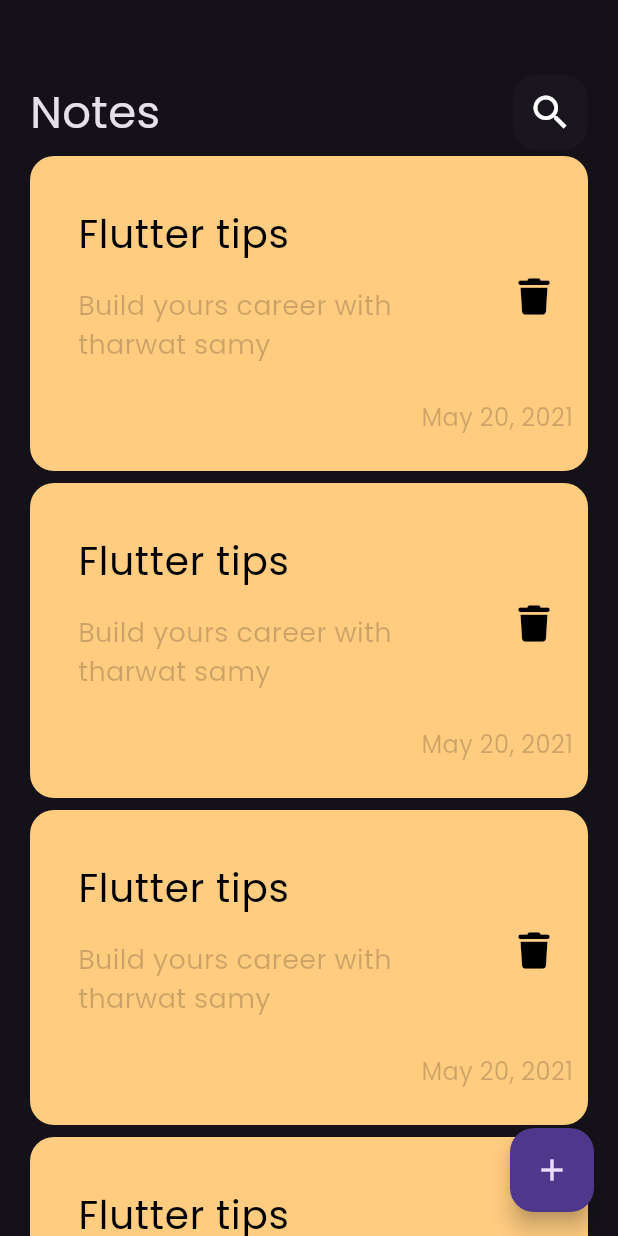
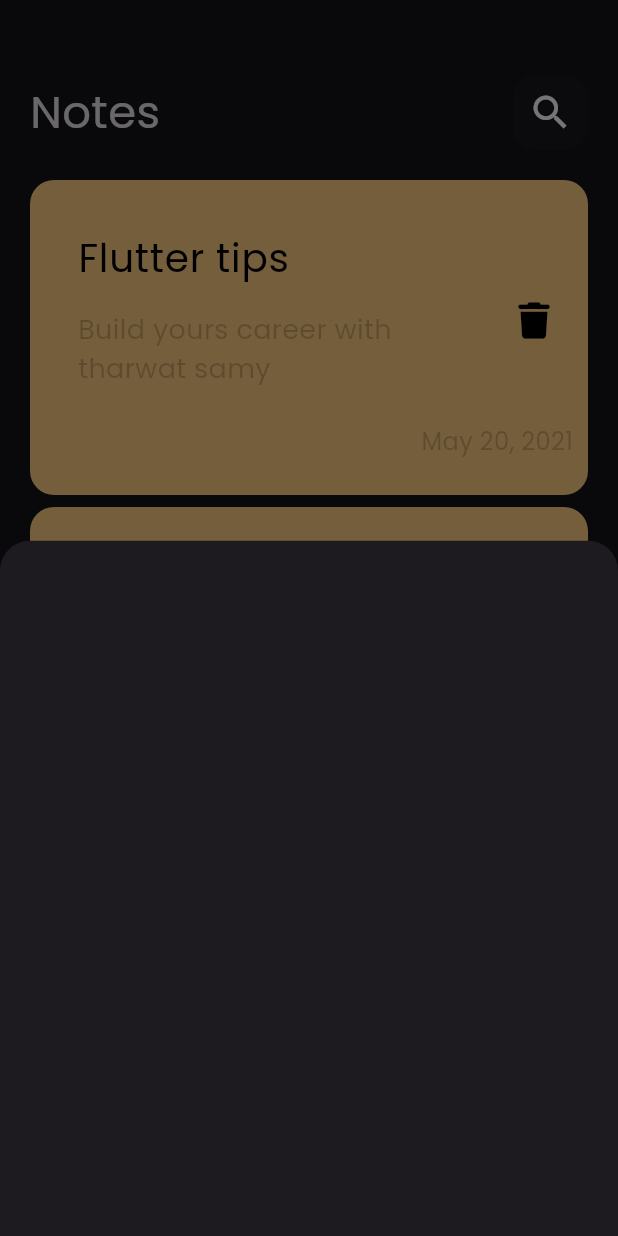
Before and after one commit to A7medkatheer/notes_app, a Flutter app: the screen it shows after launch, after a tap on the "add" icon, on a phone screen of 412 x 824 dp. Run offline on Flutter 3.47's test engine with Material 3 defaults, Android fonts, the phone set to English and light mode, and no system bars; our stand-ins replace font_awesome_flutter.

Commit message:
add notes botton sheet

```diff
--- a/lib/views/notes_view.dart
+++ b/lib/views/notes_view.dart
@@ -1,4 +1,5 @@
 import 'package:flutter/material.dart';
+import 'package:notes_app/views/widgets/add_notes_botton_sheet.dart';
 import 'package:notes_app/views/widgets/notes_view_body.dart';
 
 class NotesView extends StatelessWidget {
@@ -8,7 +9,17 @@ class NotesView extends StatelessWidget {
   Widget build(BuildContext context) {
     return Scaffold(
       floatingActionButton: FloatingActionButton(
-        onPressed: () {},
+        onPressed: () {
+          showModalBottomSheet(
+              shape: const RoundedRectangleBorder(
+                borderRadius: BorderRadius.only(
+                  topLeft: Radius.circular(20),
+                  topRight: Radius.circular(20),
+                ),
+              ),
+              context: context,
+              builder: (context) => const AddNotesBottonSheet());
+        },
         child: const Icon(Icons.add),
       ),
       body: const NotesViewBody(),
--- /dev/null
+++ b/lib/views/widgets/add_notes_botton_sheet.dart
@@ -0,0 +1,10 @@
+import 'package:flutter/material.dart';
+
+class AddNotesBottonSheet extends StatelessWidget {
+  const AddNotesBottonSheet({super.key});
+
+  @override
+  Widget build(BuildContext context) {
+    return Container();
+  }
+}
--- a/lib/views/widgets/notes_list_view.dart
+++ b/lib/views/widgets/notes_list_view.dart
@@ -6,7 +6,10 @@ class NotesListView extends StatelessWidget {
 
   @override
   Widget build(BuildContext context) {
-    return ListView.builder(
+    return Padding(
+      padding: const EdgeInsets.symmetric(vertical: 16),
+      child: ListView.builder(
+        padding: EdgeInsets.zero,
         itemBuilder: (context, index) {
           return const Padding(
             padding: EdgeInsets.symmetric(
@@ -15,6 +18,7 @@ class NotesListView extends StatelessWidget {
             child: NoteItem(),
           );
         },
+      ),
     );
   }
 }
```
Lines whose indentation alone changed are shown as unchanged.
